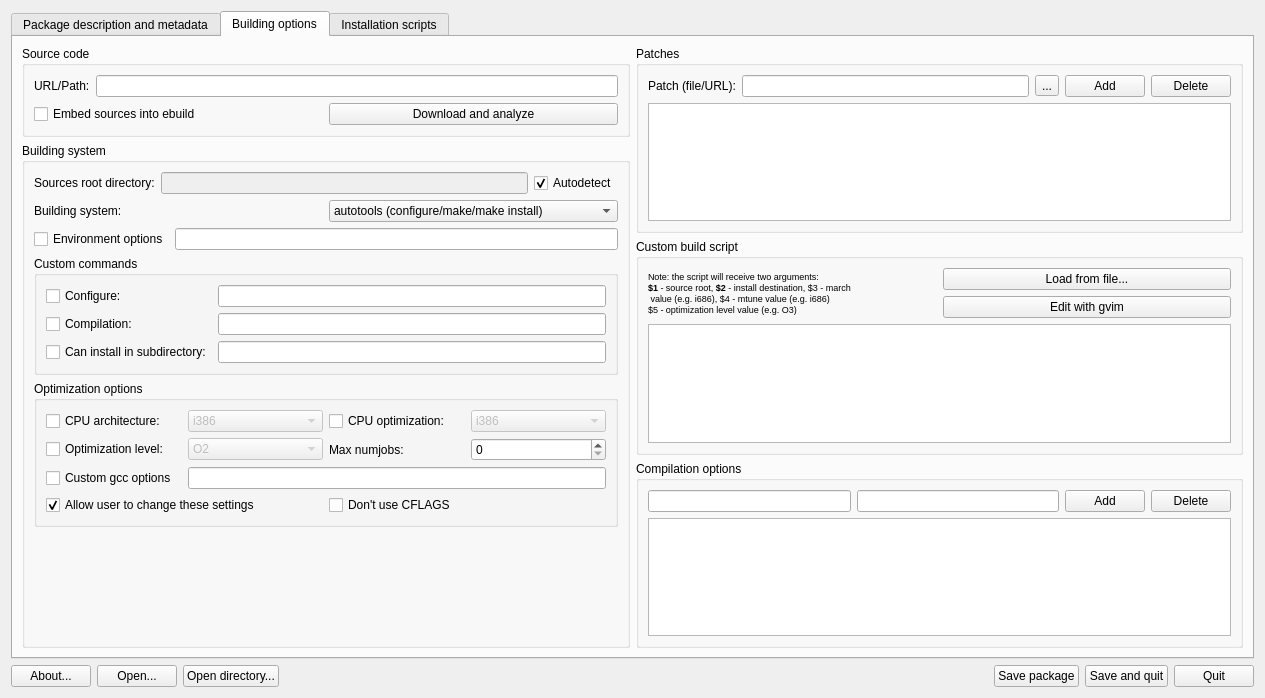
Before: the Qt Designer form mpkg/packagebuilder/package_builder.ui in BackupTheBerlios/mops, drawn with Qt 5.
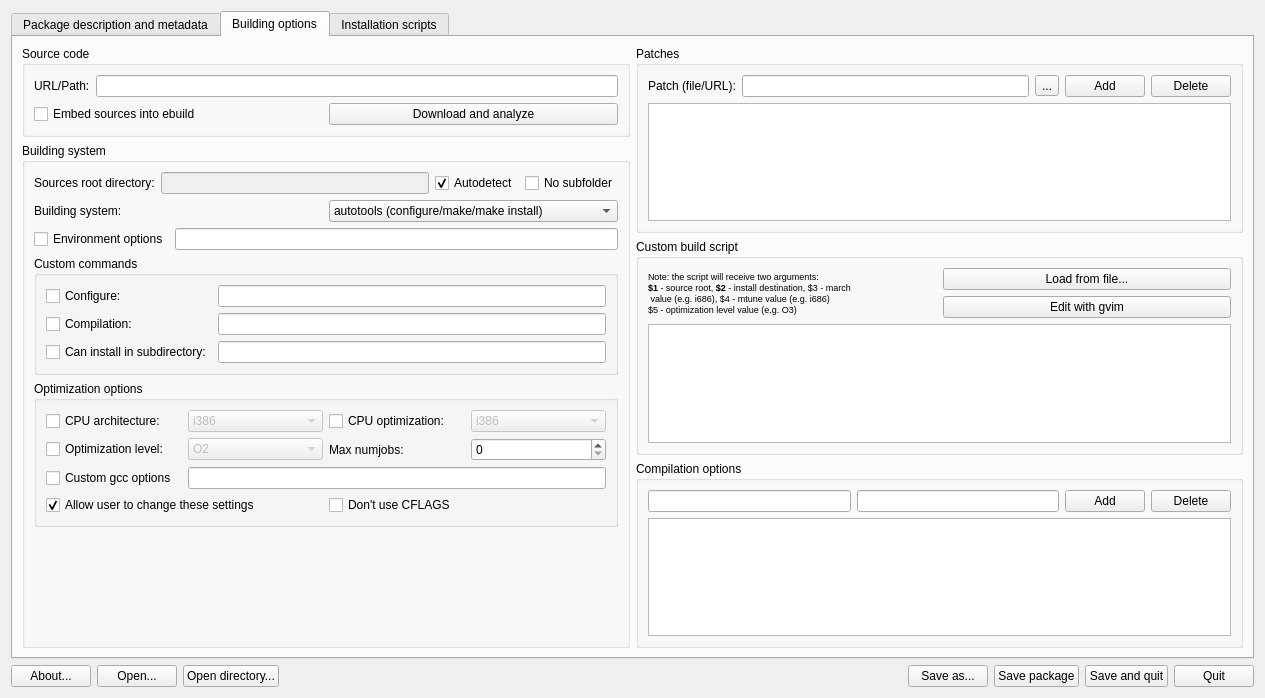
After: the same form once the commit is applied. Icons and pictures are not drawn.

```diff
--- a/mpkg/packagebuilder/package_builder.ui
+++ b/mpkg/packagebuilder/package_builder.ui
@@ -968,6 +968,13 @@
                   </property>
                  </widget>
                 </item>
+                <item>
+                 <widget class="QCheckBox" name="noSubfolderCheckBox" >
+                  <property name="text" >
+                   <string>No subfolder</string>
+                  </property>
+                 </widget>
+                </item>
                </layout>
               </item>
               <item>
@@ -1823,6 +1830,16 @@
        </property>
       </spacer>
      </item>
+     <item>
+      <widget class="QPushButton" name="saveAsButton" >
+       <property name="text" >
+        <string>Save as...</string>
+       </property>
+       <property name="icon" >
+        <iconset>../../../usr/share/icons/crystalsvg/32x32/actions/save_all.png</iconset>
+       </property>
+      </widget>
+     </item>
      <item>
       <widget class="QPushButton" name="BuildButton" >
        <property name="text" >
```
